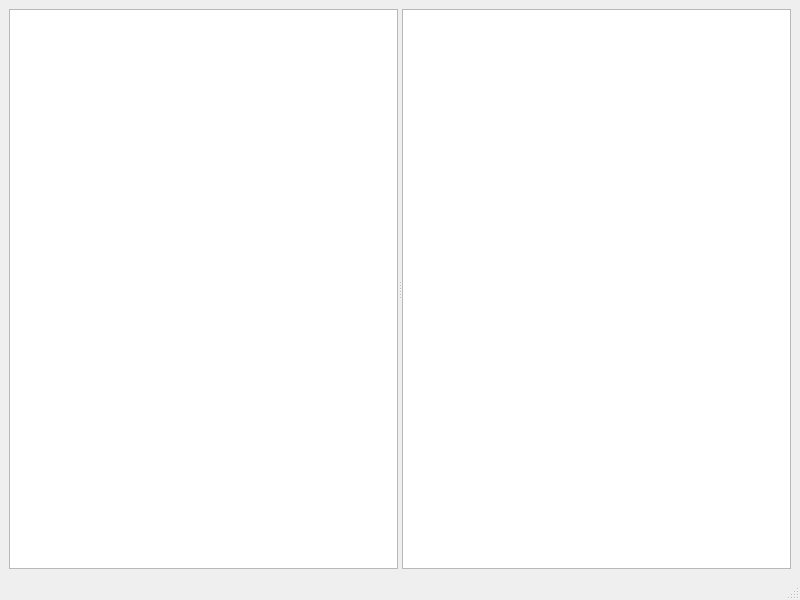
Before: the Qt Designer form mainwindow.ui in cedoduarte/QtExplorer, drawn with Qt 5.
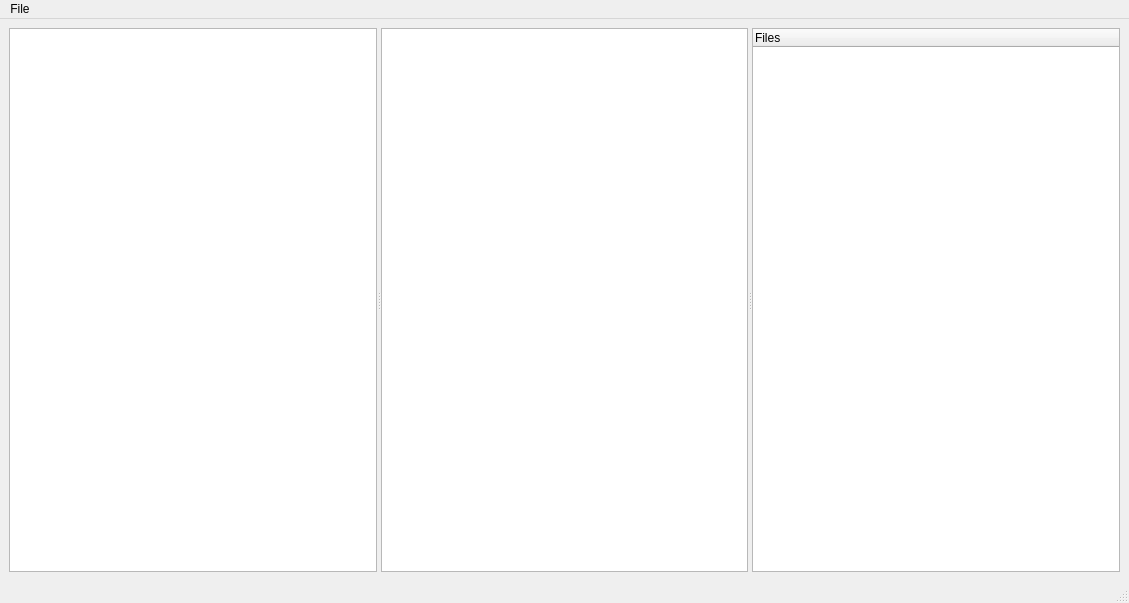
After: the same form once the commit is applied. Icons and pictures are not drawn.

Commit message: feat: QTreeWidget added

```diff
--- a/mainwindow.ui
+++ b/mainwindow.ui
@@ -6,8 +6,8 @@
    <rect>
     <x>0</x>
     <y>0</y>
-    <width>800</width>
-    <height>600</height>
+    <width>1129</width>
+    <height>603</height>
    </rect>
   </property>
   <property name="windowTitle">
@@ -22,6 +22,17 @@
       </property>
       <widget class="QListWidget" name="locationListWidget"/>
       <widget class="QListView" name="explorerListView"/>
+      <widget class="QTreeWidget" name="treeWidget">
+       <column>
+        <property name="text">
+         <string notr="true">Files</string>
+        </property>
+        <property name="icon">
+         <iconset resource="res.qrc">
+          <normaloff>:/icons/folder2.png</normaloff>:/icons/folder2.png</iconset>
+        </property>
+       </column>
+      </widget>
      </widget>
     </item>
    </layout>
@@ -31,10 +42,17 @@
     <rect>
      <x>0</x>
      <y>0</y>
-     <width>800</width>
+     <width>1129</width>
      <height>22</height>
     </rect>
    </property>
+   <widget class="QMenu" name="menuFile">
+    <property name="title">
+     <string>File</string>
+    </property>
+    <addaction name="actionClose"/>
+   </widget>
+   <addaction name="menuFile"/>
   </widget>
   <widget class="QStatusBar" name="statusbar"/>
  </widget>
```
Left out of the diff: 13 changed lines with no effect on the pictures. The commit also changes 105 other files.
